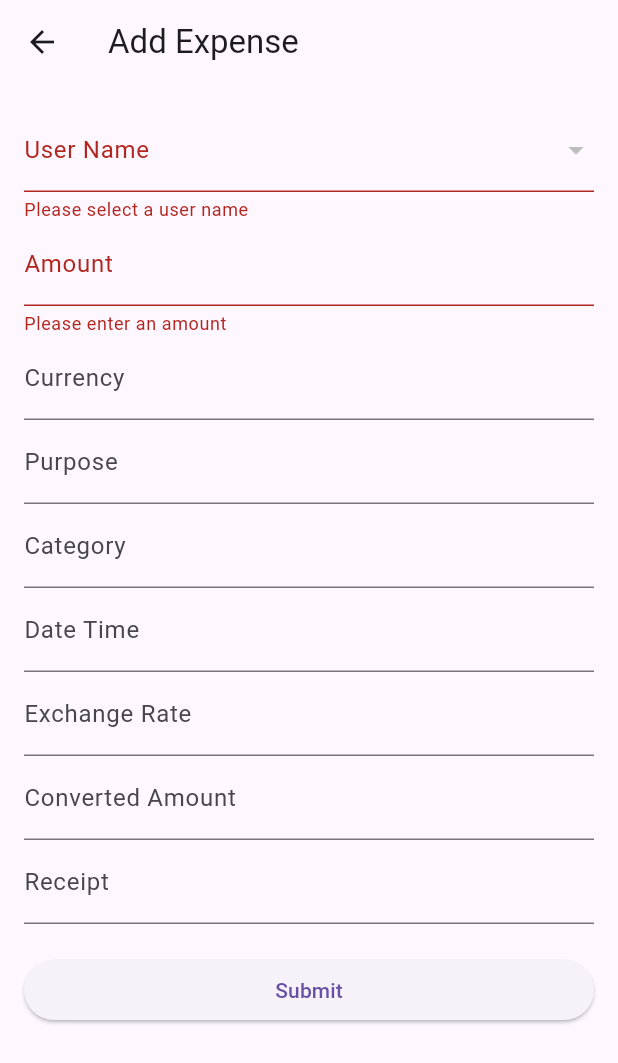
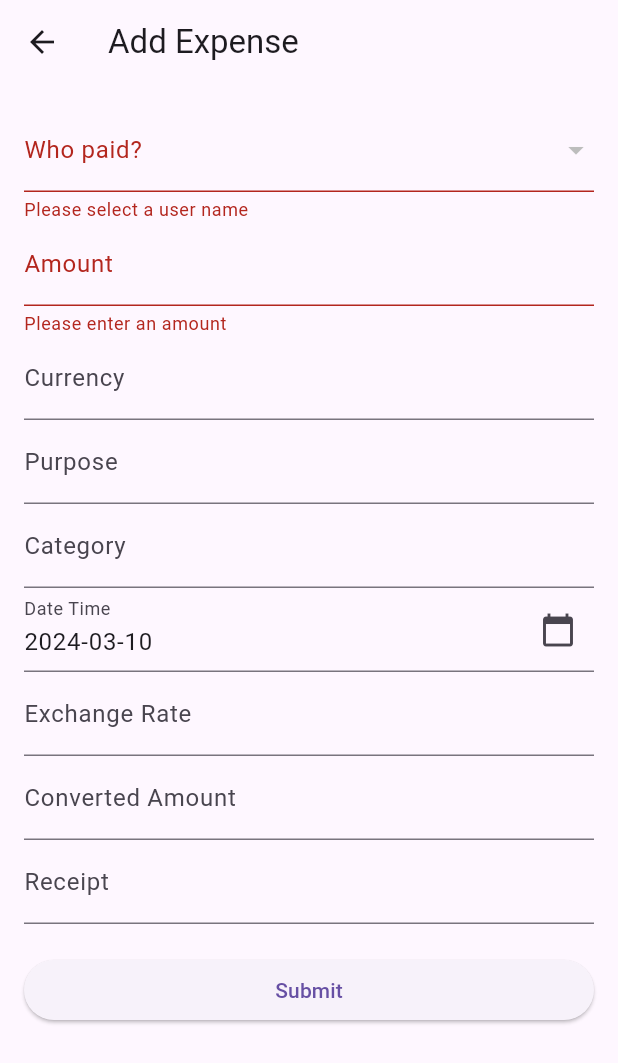
Before and after one commit to anurag4100/splitpro, a Flutter app: the AddExpenseScreen screen opened directly with empty values, after a tap on "Submit", on a phone screen of 412 x 824 dp. Shown: the top 1063 px of the screen. Run offline on Flutter 3.47's test engine with Material 3 defaults, Android fonts, the phone set to English and light mode, and no system bars; our stand-ins replace go_router; missing offline and left inert: amplify_api, amplify_auth_cognito, amplify_authenticator, amplify_core, amplify_flutter.

Commit message:
Add date picker functionality to AddExpenseScreen

```diff
--- a/lib/screens/add_expense_screen.dart
+++ b/lib/screens/add_expense_screen.dart
@@ -3,6 +3,7 @@ import 'package:flutter/material.dart';
 import 'package:splitpro/models/ModelProvider.dart';
 import 'package:amplify_flutter/amplify_flutter.dart';
 import 'package:go_router/go_router.dart';
+import 'package:intl/intl.dart';
 
 class AddExpenseScreen extends StatefulWidget {
   final ExpenseGroup expenseGroup;
@@ -35,6 +36,7 @@ class _AddExpenseScreenState extends State<AddExpenseScreen> {
   @override
   void initState() {
     super.initState();
+    _dateTimeController.text = DateFormat('yyyy-MM-dd').format(DateTime.now());
     _loadUsers();
   }
 
@@ -61,6 +63,23 @@ class _AddExpenseScreenState extends State<AddExpenseScreen> {
       });
     } catch (e) {
       print('Error loading users: $e');
+    }
+  }
+
+  DateTime _selectedDate = DateTime.now();
+  Future<void> _selectDate(BuildContext context) async {
+    final DateTime? picked = await showDatePicker(
+      context: context,
+      initialDate: _selectedDate,
+      firstDate: DateTime(2000),
+      lastDate: DateTime(2101),
+    );
+    if (picked != null && picked != _selectedDate) {
+      setState(() {
+        _selectedDate = picked;
+        _dateTimeController.text =
+            _selectedDate.toString(); // Update text field
+      });
     }
   }
 
@@ -92,7 +111,7 @@ class _AddExpenseScreenState extends State<AddExpenseScreen> {
                   });
                 },
                 decoration: InputDecoration(
-                  labelText: 'User Name',
+                  labelText: 'Who paid?',
                 ),
                 validator: (value) {
                   if (value == null || value.isEmpty) {
@@ -124,9 +143,16 @@ class _AddExpenseScreenState extends State<AddExpenseScreen> {
                 controller: _categoryController,
                 decoration: InputDecoration(labelText: 'Category'),
               ),
-              TextFormField(
+              TextField(
                 controller: _dateTimeController,
-                decoration: InputDecoration(labelText: 'Date Time'),
+                decoration: InputDecoration(
+                  labelText: 'Date Time',
+                  suffixIcon: IconButton(
+                    onPressed: () => _selectDate(context),
+                    icon: Icon(Icons.calendar_today),
+                  ),
+                ),
+                readOnly: true, // Disable editing directly
               ),
               TextFormField(
                 controller: _exchangeRateController,
@@ -151,7 +177,7 @@ class _AddExpenseScreenState extends State<AddExpenseScreen> {
                       userName: _selectedUserName!,
                       expenseGroupExpensesId: widget.expenseGroup.id,
                       amount: double.parse(_amountController.text),
-                      currency: _currencyController.text,
+                      currency: 'INR',
                       groupId: widget.expenseGroup.id,
                       purpose: _purposeController.text,
                       category: _categoryController.text,
--- a/pubspec.yaml
+++ b/pubspec.yaml
@@ -33,6 +33,7 @@ dependencies:
   amplify_authenticator: ^1.0.0
   amplify_flutter: ^1.0.0
   go_router: ^6.5.5
+  intl: ^0.17.0
   flutter:
     sdk: flutter
 
```
